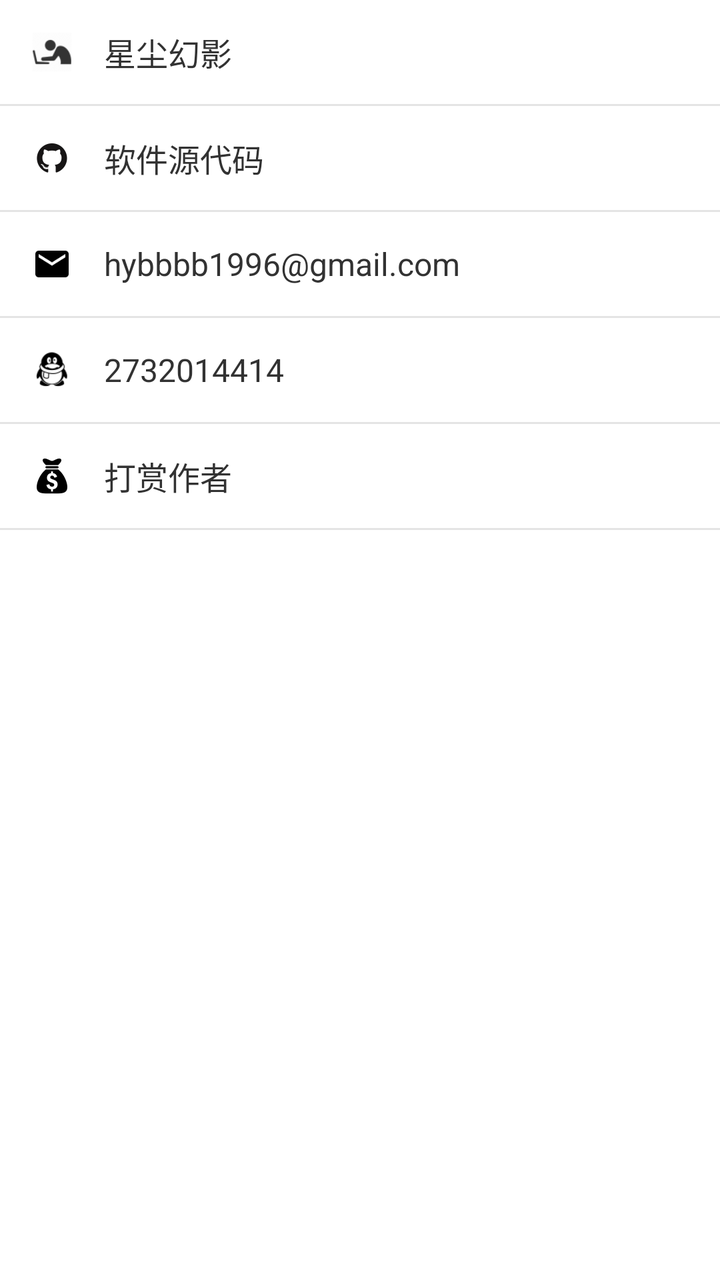
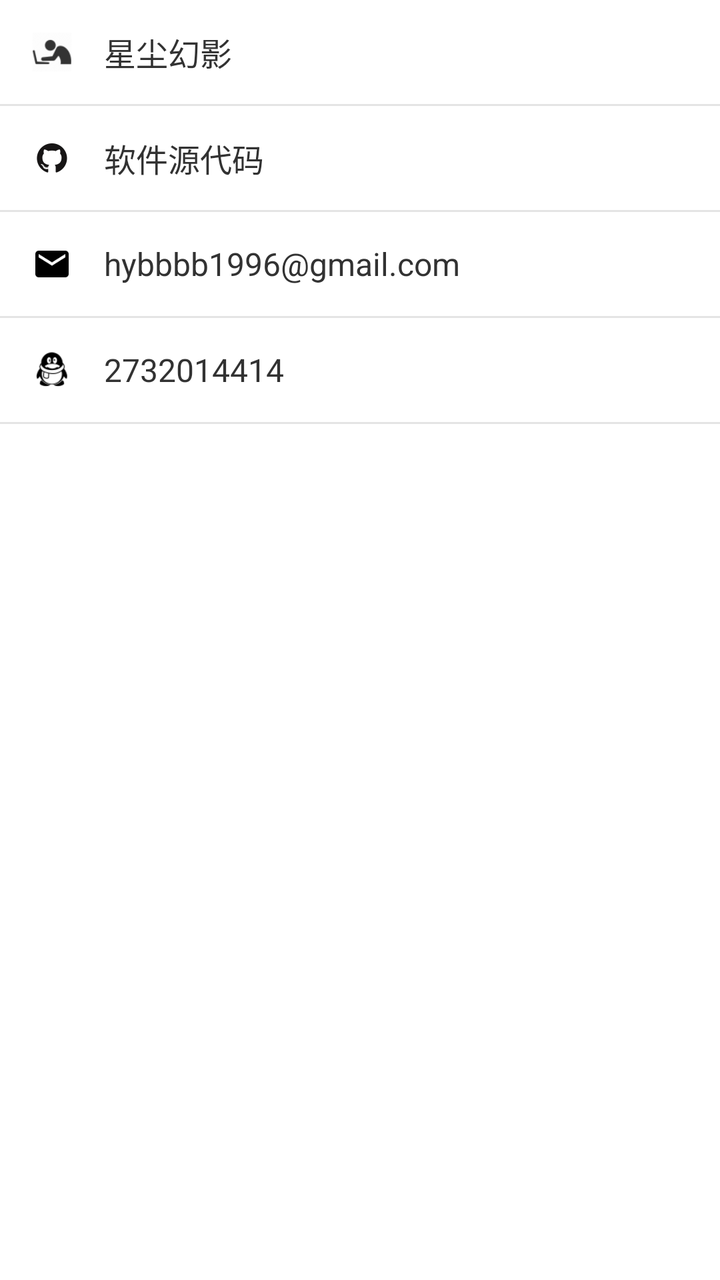

Screens rendered from an Android XML layout before and after an edit, with the pre-edit source and the edit as a unified diff.
<!-- AndroidManifest.xml: application theme AppTheme -->
<!-- res/layout/activity_about_items.xml -->
<?xml version="1.0" encoding="utf-8"?>
<LinearLayout xmlns:android="http://schemas.android.com/apk/res/android"
              android:layout_width="match_parent"
              android:layout_height="wrap_content"
              android:layout_marginTop="12dp"
              android:background="@android:color/white"
              android:orientation="vertical">


    <LinearLayout
        android:id="@+id/developer"
        android:layout_width="match_parent"
        android:layout_height="52dp"
        android:background="?selectableItemBackground"
        android:clickable="true"
        android:gravity="center_vertical"
        android:orientation="horizontal">

        <ImageView
            android:layout_width="20dp"
            android:layout_height="20dp"
            android:layout_margin="16dp"
            android:src="@drawable/ic_developer"/>

        <TextView
            android:layout_width="match_parent"
            android:layout_height="wrap_content"
            android:text="@string/developer"
            android:textColor="@android:color/secondary_text_light"
            android:textSize="16sp"/>
    </LinearLayout>

    <include layout="@layout/divider"/>

    <LinearLayout
        android:id="@+id/github"
        android:layout_width="match_parent"
        android:layout_height="52dp"
        android:clickable="true"
        android:foreground="?selectableItemBackground"
        android:gravity="center_vertical"
        android:orientation="horizontal">

        <ImageView
            android:layout_width="20dp"
            android:layout_height="20dp"
            android:layout_margin="16dp"
            android:src="@drawable/ic_github_mark"/>

        <TextView
            android:layout_width="match_parent"
            android:layout_height="wrap_content"
            android:text="@string/github"
            android:textColor="@android:color/secondary_text_light"
            android:textSize="16sp"/>
    </LinearLayout>

    <include layout="@layout/divider"/>

    <LinearLayout
        android:id="@+id/email"
        android:layout_width="match_parent"
        android:layout_height="52dp"
        android:background="?selectableItemBackground"
        android:clickable="true"
        android:gravity="center_vertical"
        android:orientation="horizontal">

        <ImageView
            android:layout_width="20dp"
            android:layout_height="20dp"
            android:layout_margin="16dp"
            android:src="@drawable/ic_email_black_48dp"/>

        <TextView
            android:layout_width="wrap_content"
            android:layout_height="wrap_content"
            android:text="@string/email"
            android:textColor="@android:color/secondary_text_light"
            android:textIsSelectable="true"
            android:textSize="16sp"/>
    </LinearLayout>

    <include layout="@layout/divider"/>

    <LinearLayout
        android:id="@+id/qq"
        android:layout_width="match_parent"
        android:layout_height="52dp"
        android:background="?selectableItemBackground"
        android:clickable="true"
        android:gravity="center_vertical"
        android:orientation="horizontal">

        <ImageView
            android:layout_width="20dp"
            android:layout_height="20dp"
            android:layout_margin="16dp"
            android:src="@drawable/ic_qq_black"/>

        <TextView
            android:layout_width="wrap_content"
            android:layout_height="wrap_content"
            android:text="@string/qq"
            android:textColor="@android:color/secondary_text_light"
            android:textIsSelectable="true"
            android:textSize="16sp"/>

    </LinearLayout>

    <include layout="@layout/divider"/>

    <LinearLayout
        android:id="@+id/donate"
        android:layout_width="match_parent"
        android:layout_height="52dp"
        android:background="?selectableItemBackground"
        android:clickable="true"
        android:gravity="center_vertical"
        android:orientation="horizontal">

        <ImageView
            android:layout_width="20dp"
            android:layout_height="20dp"
            android:layout_margin="16dp"
            android:src="@drawable/ic_money_black"/>

        <TextView
            android:layout_width="match_parent"
            android:layout_height="wrap_content"
            android:text="@string/donate_developer"
            android:textColor="@android:color/secondary_text_light"
            android:textSize="16sp"/>
    </LinearLayout>

    <include layout="@layout/divider"/>
</LinearLayout>
<!-- res/layout/divider.xml (included above) -->
<?xml version="1.0" encoding="utf-8"?>
<View xmlns:android="http://schemas.android.com/apk/res/android"
      android:layout_width="match_parent"
      android:layout_height="1dp"
      android:background="#e4e4e4"
      android:paddingEnd="16dp"
      android:paddingStart="16dp"/>
<!-- resources referenced by this layout -->
<resources>
  <!-- drawable ic_developer: png bitmap (drawable, 1794 bytes) -->
  <!-- drawable ic_email_black_48dp: png bitmap (drawable, 425 bytes) -->
  <!-- drawable ic_github_mark: png bitmap (drawable, 2050 bytes) -->
  <!-- drawable ic_money_black: png bitmap (drawable, 1289 bytes) -->
  <!-- drawable ic_qq_black: png bitmap (drawable, 1492 bytes) -->
  <string name="developer">星尘幻影</string>
  <string name="donate_developer">打赏作者</string>
  <string name="email">hybbbb1996@gmail.com</string>
  <string name="github">软件源代码</string>
  <string name="qq">2732014414</string>
  <style name="AppTheme" parent="Theme.AppCompat.Light.NoActionBar">
          <item name="colorPrimary">@color/colorPrimary</item>
          <item name="colorPrimaryDark">@color/colorPrimaryDark</item>
          <item name="colorAccent">@color/colorAccent</item>
  
      </style>
  <color name="colorPrimary">#009688</color>
  <color name="colorPrimaryDark">#009688</color>
  <color name="colorAccent">#03a9f4</color>
</resources>

<!-- the commit's change to res/layout/activity_about_items.xml (unified diff, before → after) -->
@@ -109,31 +109,6 @@
     </LinearLayout>
 
     <include layout="@layout/divider"/>
-
-    <LinearLayout
-        android:id="@+id/donate"
-        android:layout_width="match_parent"
-        android:layout_height="52dp"
-        android:background="?selectableItemBackground"
-        android:clickable="true"
-        android:gravity="center_vertical"
-        android:orientation="horizontal">
-
-        <ImageView
-            android:layout_width="20dp"
-            android:layout_height="20dp"
-            android:layout_margin="16dp"
-            android:src="@drawable/ic_money_black"/>
-
-        <TextView
-            android:layout_width="match_parent"
-            android:layout_height="wrap_content"
-            android:text="@string/donate_developer"
-            android:textColor="@android:color/secondary_text_light"
-            android:textSize="16sp"/>
-    </LinearLayout>
-
-    <include layout="@layout/divider"/>
 </LinearLayout>
 <!-- res/layout/divider.xml (included above) -->
 <?xml version="1.0" encoding="utf-8"?>
<!-- resource entries referenced after the edit -->
@@ -3,10 +3,8 @@
   <!-- drawable ic_developer: png bitmap (drawable, 1794 bytes) -->
   <!-- drawable ic_email_black_48dp: png bitmap (drawable, 425 bytes) -->
   <!-- drawable ic_github_mark: png bitmap (drawable, 2050 bytes) -->
-  <!-- drawable ic_money_black: png bitmap (drawable, 1289 bytes) -->
   <!-- drawable ic_qq_black: png bitmap (drawable, 1492 bytes) -->
   <string name="developer">星尘幻影</string>
-  <string name="donate_developer">打赏作者</string>
   <string name="email">hybbbb1996@gmail.com</string>
   <string name="github">软件源代码</string>
   <string name="qq">2732014414</string>
